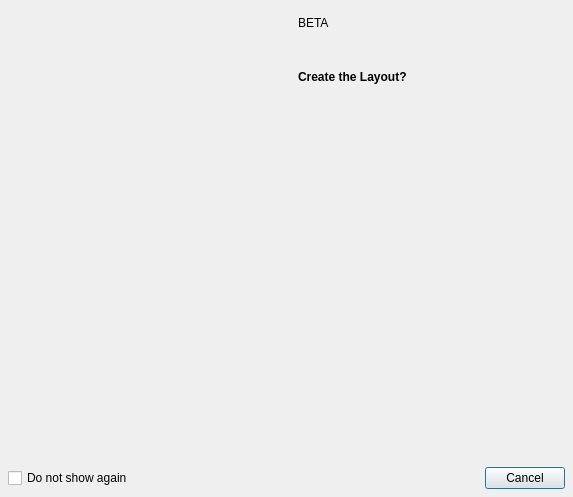
First picture: the form in vms/client/nx_vms_client_desktop/src/nx/vms/client/desktop/cross_system/dialogs/cloud_layouts_intro_dialog.ui, repository networkoptix/nx_open, before the edit.
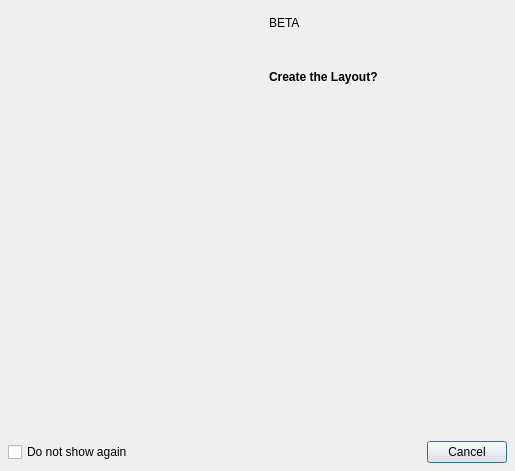
Second picture: the form after the edit. Custom widgets are drawn as their Qt base class.

Commit message: Cloud layouts improvements

Diff of the .ui file:
```diff
--- a/vms/client/nx_vms_client_desktop/src/nx/vms/client/desktop/cross_system/dialogs/cloud_layouts_intro_dialog.ui
+++ b/vms/client/nx_vms_client_desktop/src/nx/vms/client/desktop/cross_system/dialogs/cloud_layouts_intro_dialog.ui
@@ -6,10 +6,16 @@
    <rect>
     <x>0</x>
     <y>0</y>
-    <width>573</width>
-    <height>497</height>
+    <width>515</width>
+    <height>471</height>
    </rect>
   </property>
+  <property name="sizePolicy">
+   <sizepolicy hsizetype="Fixed" vsizetype="Fixed">
+    <horstretch>0</horstretch>
+    <verstretch>0</verstretch>
+   </sizepolicy>
+  </property>
   <layout class="QVBoxLayout" name="verticalLayout_2">
    <property name="leftMargin">
     <number>0</number>
```
Left out of the diff: 3 changed lines with no effect on the pictures. The commit also changes 25 other files.
